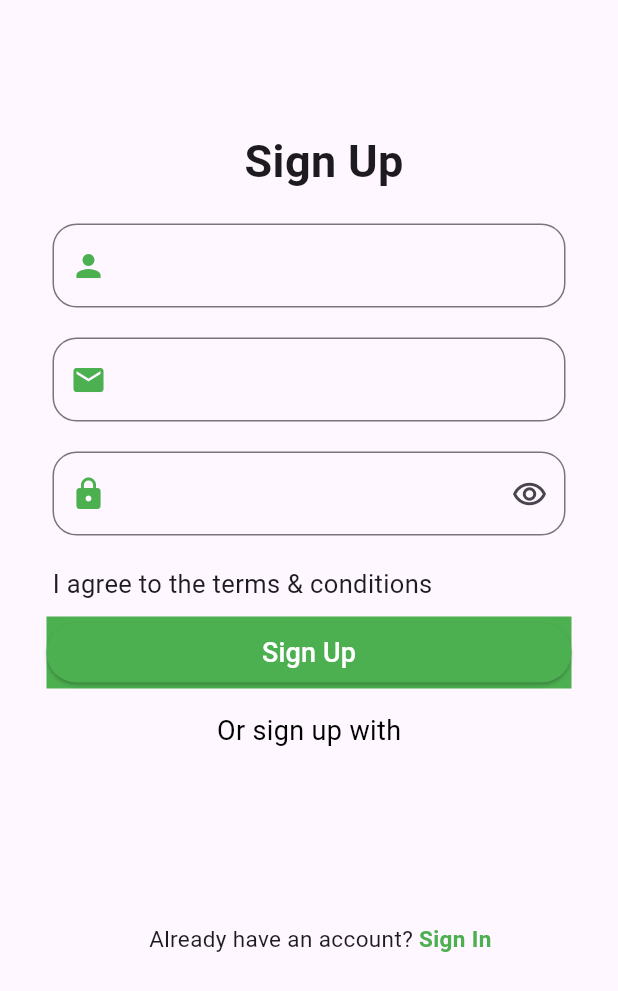
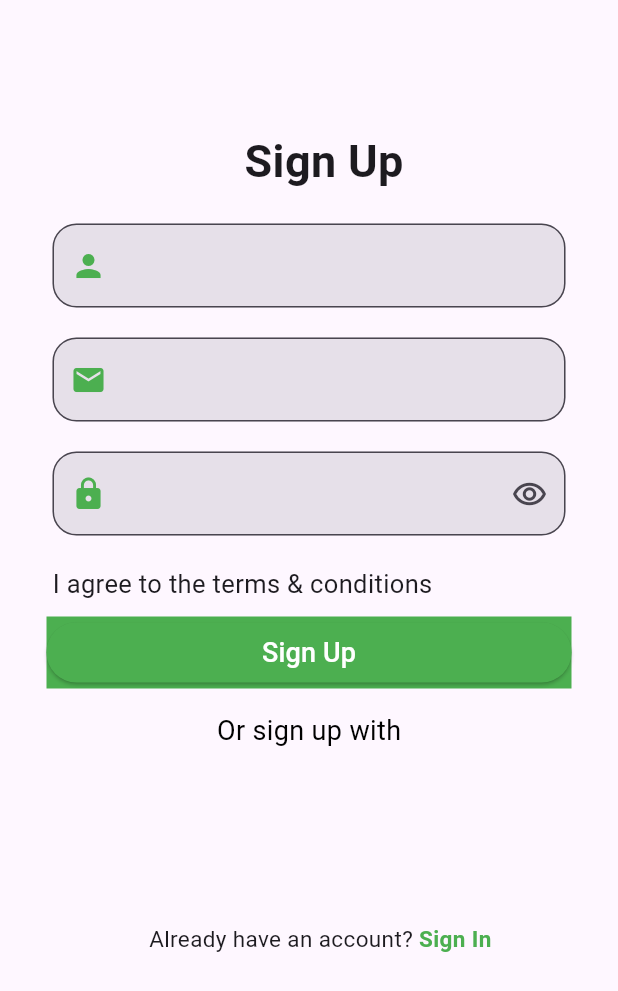
Before and after one commit to pallavipradhan5578/Flutter_practice, a Flutter app: the screen it shows after launch, on a phone screen of 412 x 824 dp. Shown: the top 991 px of the screen. Run offline on Flutter 3.47's test engine with Material 3 defaults, Android fonts, the phone set to English and light mode, and no system bars.

Commit message:
sign up page

```diff
--- a/lib/driven2_page.dart
+++ b/lib/driven2_page.dart
@@ -28,7 +28,7 @@ class _Driven2PageState extends State<Driven2Page> {
           padding: const EdgeInsets.only(top: 20.0, left: 35, right: 35),
           child: TextField(
             controller: usernameText,
-            decoration: InputDecoration(
+            decoration: InputDecoration(filled: true,fillColor: Colors.grey[10],
                 border: OutlineInputBorder(
                     borderRadius: BorderRadius.circular(16),
                     borderSide: BorderSide(color: Colors.red)),
@@ -42,8 +42,10 @@ class _Driven2PageState extends State<Driven2Page> {
           padding: const EdgeInsets.only(top: 20.0, left: 35, right: 35),
           child: TextField(
             controller: emailText,
-            decoration: InputDecoration(
+            decoration: InputDecoration(filled: true,
+              fillColor: Colors.grey[10],
               border: OutlineInputBorder(
+
                   borderRadius: BorderRadius.circular(16),
                   borderSide: BorderSide(color: Colors.red)),
               //  suffixText:"Email.id",
@@ -52,7 +54,7 @@ class _Driven2PageState extends State<Driven2Page> {
                 Icons.email,
                 color: Colors.green,
               ),
-            ),
+            ),style: TextStyle(color: Colors.red),
           ),
         ),
         Padding(
@@ -60,7 +62,7 @@ class _Driven2PageState extends State<Driven2Page> {
             child: TextField(
               obscureText: true,
               controller: passwordText,
-              decoration: InputDecoration(
+              decoration: InputDecoration(filled: true,fillColor: Colors.grey[10],
                   border: OutlineInputBorder(
                       borderRadius: BorderRadius.circular(16),
                       borderSide: BorderSide(color: Colors.red)),
```
